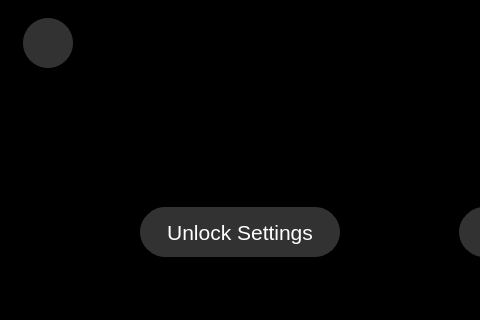
First picture: the form in qt_design/main_window.ui, repository zyl120/Naloxone_Safety_Kit, before the edit; both pictures show x 0 to 480 and y 0 to 320 of the 800 by 480 pixel window.
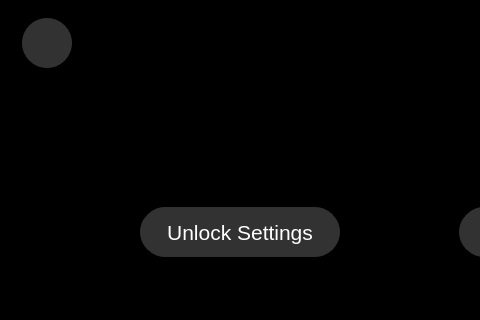
Second picture: the form after the edit. Icons and pictures are not drawn.

Commit message: adjust margin

Diff of the .ui file:
```diff
--- a/qt_design/main_window.ui
+++ b/qt_design/main_window.ui
@@ -1618,8 +1618,8 @@
 border-radius:25px;
 border-width:1px;
 border-color:black;
-margin-left:5px;
-margin-right:5px;}
+margin-left:4px;
+margin-right:4px;}
 QTabBar::tab:selected {
 background: rgb(50,50,50);
 border-color:rgb(50,50,50);
```
The commit also changes 3 other files.
